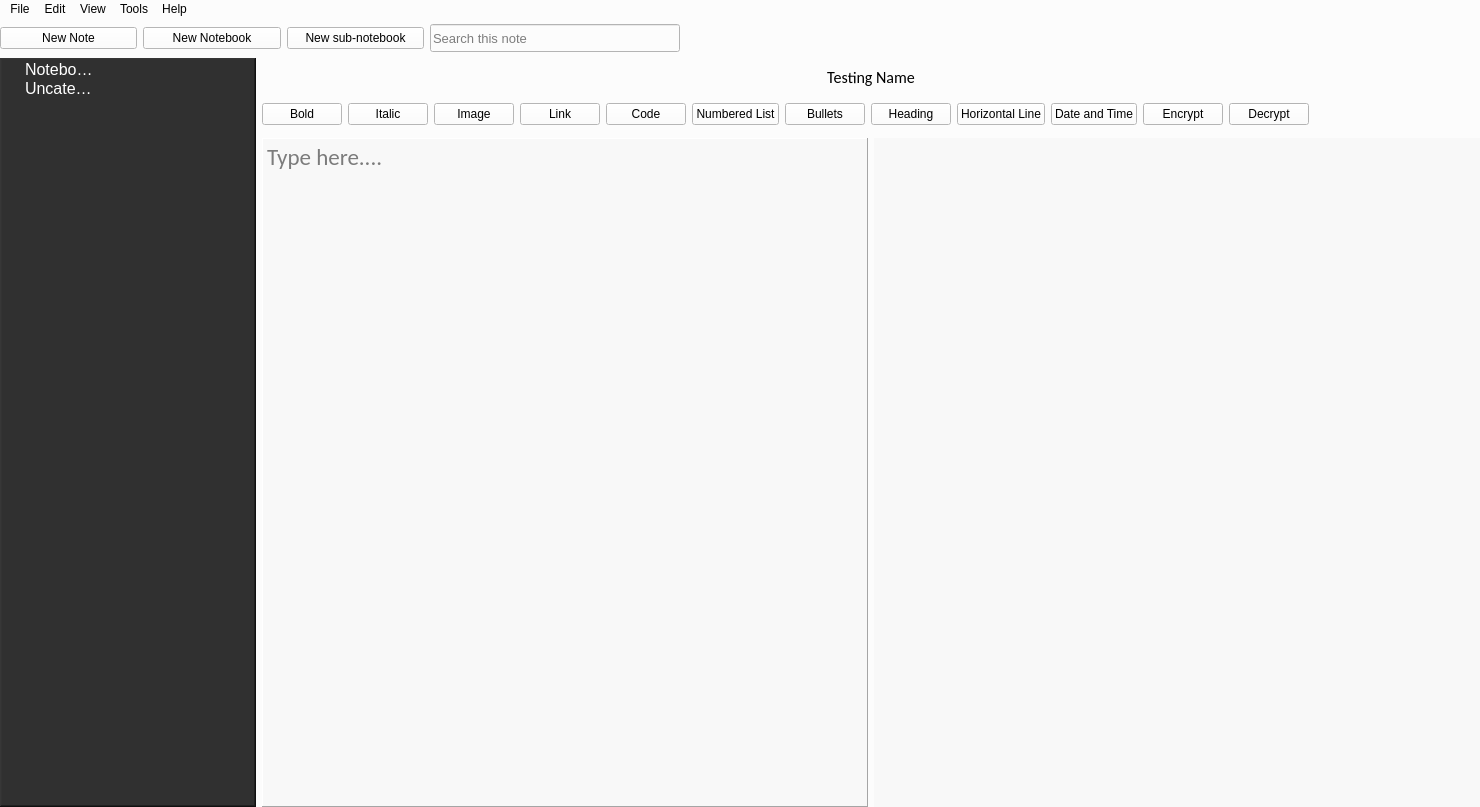
Old version of the form Application/GUIs/UI_files/mainWindowPTE.ui in the repository sarvagyab/Groot.
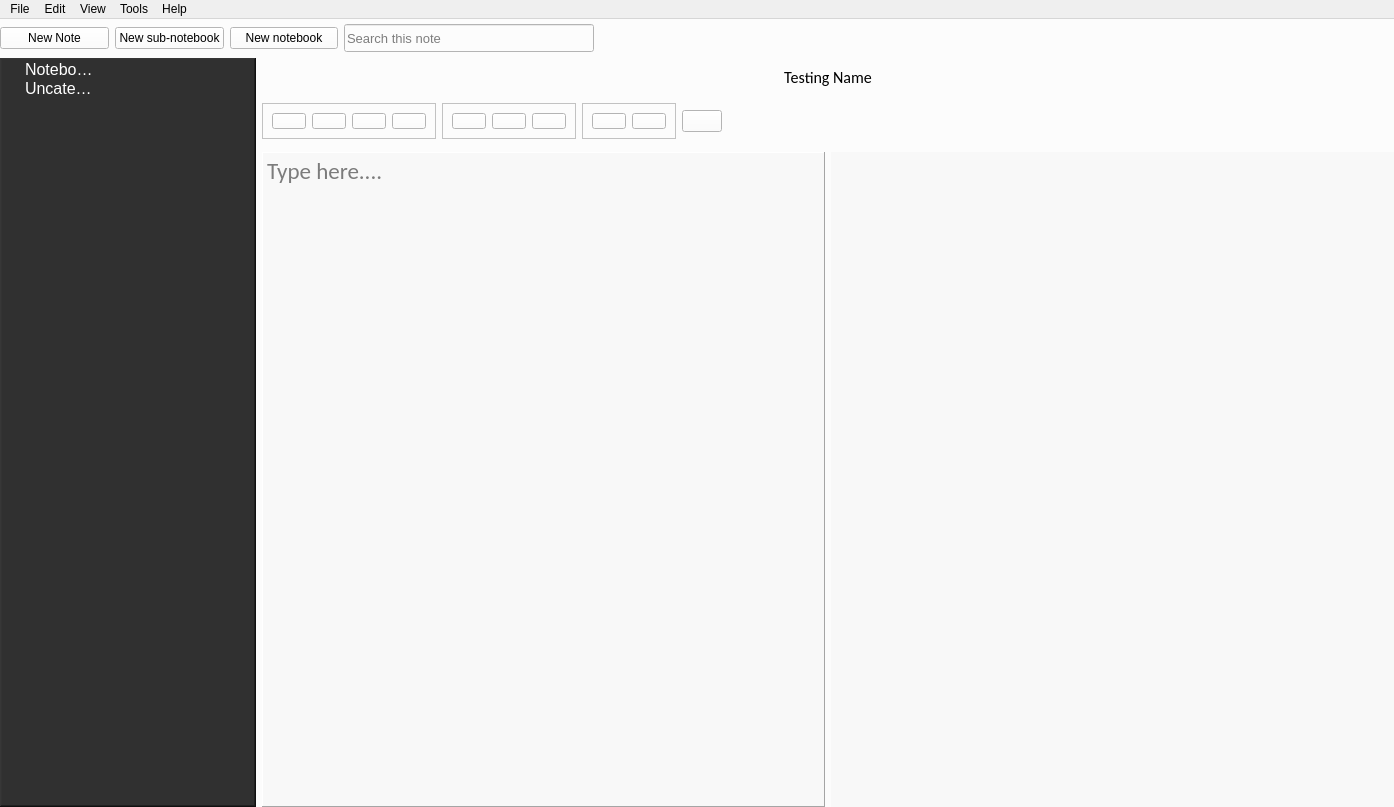
New version of the form. Icons and pictures are not drawn.

```diff
--- a/Application/GUIs/UI_files/mainWindowPTE.ui
+++ b/Application/GUIs/UI_files/mainWindowPTE.ui
@@ -6,7 +6,7 @@
    <rect>
     <x>0</x>
     <y>0</y>
-    <width>1480</width>
+    <width>1394</width>
     <height>807</height>
    </rect>
   </property>
@@ -20,7 +20,7 @@
    <string>Groot</string>
   </property>
   <property name="styleSheet">
-   <string notr="true">background-color: rgba(252, 252, 252, 252);</string>
+   <string notr="true"/>
   </property>
   <widget class="QWidget" name="centralwidget">
    <property name="styleSheet">
@@ -101,29 +101,9 @@
             <property name="text">
              <string>New Note</string>
             </property>
-           </widget>
-          </item>
-          <item>
-           <widget class="QPushButton" name="newNotebook">
-            <property name="sizePolicy">
-             <sizepolicy hsizetype="Preferred" vsizetype="Fixed">
-              <horstretch>0</horstretch>
-              <verstretch>0</verstretch>
-             </sizepolicy>
-            </property>
-            <property name="minimumSize">
-             <size>
-              <width>0</width>
-              <height>0</height>
-             </size>
-            </property>
-            <property name="styleSheet">
-             <string notr="true">background-color: rgb(255, 255, 255);
-
-</string>
-            </property>
-            <property name="text">
-             <string>New Notebook</string>
+            <property name="icon">
+             <iconset resource="../../../resource.qrc">
+              <normaloff>:/icons/Icons/16x16/doc_new.png</normaloff>:/icons/Icons/16x16/doc_new.png</iconset>
             </property>
            </widget>
           </item>
@@ -147,6 +127,38 @@
             <property name="text">
              <string>New sub-notebook</string>
             </property>
+            <property name="icon">
+             <iconset resource="../../../resource.qrc">
+              <normaloff>:/icons/Icons/16x16/subfolder.png</normaloff>:/icons/Icons/16x16/subfolder.png</iconset>
+            </property>
+           </widget>
+          </item>
+          <item>
+           <widget class="QPushButton" name="newNotebook">
+            <property name="sizePolicy">
+             <sizepolicy hsizetype="Preferred" vsizetype="Fixed">
+              <horstretch>0</horstretch>
+              <verstretch>0</verstretch>
+             </sizepolicy>
+            </property>
+            <property name="minimumSize">
+             <size>
+              <width>0</width>
+              <height>0</height>
+             </size>
+            </property>
+            <property name="styleSheet">
+             <string notr="true">background-color: rgb(255, 255, 255);
+
+</string>
+            </property>
+            <property name="text">
+             <string>New notebook</string>
+            </property>
+            <property name="icon">
+             <iconset resource="../../../resource.qrc">
+              <normaloff>:/icons/Icons/16x16/folder_plus.png</normaloff>:/icons/Icons/16x16/folder_plus.png</iconset>
+            </property>
            </widget>
           </item>
           <item>
@@ -402,7 +414,7 @@
                 <bool>true</bool>
                </property>
                <property name="sizePolicy">
-                <sizepolicy hsizetype="Preferred" vsizetype="Fixed">
+                <sizepolicy hsizetype="Minimum" vsizetype="Maximum">
                  <horstretch>0</horstretch>
                  <verstretch>0</verstretch>
                 </sizepolicy>
@@ -433,128 +445,331 @@
                  <number>0</number>
                 </property>
                 <item>
-                 <widget class="QPushButton" name="pushButton_5">
+                 <widget class="QFrame" name="formatFrame">
                   <property name="styleSheet">
-                   <string notr="true">background-color: rgb(255, 255, 255);</string>
+                   <string notr="true">margin:0px;padding:0px;</string>
                   </property>
-                  <property name="text">
-                   <string>Bold</string>
+                  <property name="frameShape">
+                   <enum>QFrame::StyledPanel</enum>
                   </property>
-                 </widget>
-                </item>
-                <item>
-                 <widget class="QPushButton" name="pushButton_4">
-                  <property name="styleSheet">
-                   <string notr="true">background-color: rgb(255, 255, 255);</string>
+                  <property name="frameShadow">
+                   <enum>QFrame::Raised</enum>
                   </property>
-                  <property name="text">
-                   <string>Italic</string>
-                  </property>
+                  <layout class="QHBoxLayout" name="horizontalLayout_7">
+                   <item>
+                    <widget class="QPushButton" name="boldButton">
+                     <property name="sizePolicy">
+                      <sizepolicy hsizetype="Minimum" vsizetype="Fixed">
+                       <horstretch>0</horstretch>
+                       <verstretch>0</verstretch>
+                      </sizepolicy>
+                     </property>
+                     <property name="cursor">
+                      <cursorShape>PointingHandCursor</cursorShape>
+                     </property>
+                     <property name="focusPolicy">
+                      <enum>Qt::StrongFocus</enum>
+                     </property>
+                     <property name="toolTip">
+                      <string>Bold</string>
+                     </property>
+                     <property name="styleSheet">
+                      <string notr="true"/>
+                     </property>
+                     <property name="text">
+                      <string/>
+                     </property>
+                     <property name="icon">
+                      <iconset resource="../../../resource.qrc">
+                       <normaloff>:/icons/Icons/32x32/font_bold.png</normaloff>:/icons/Icons/32x32/font_bold.png</iconset>
+                     </property>
+                     <property name="iconSize">
+                      <size>
+                       <width>32</width>
+                       <height>32</height>
+                      </size>
+                     </property>
+                     <property name="autoExclusive">
+                      <bool>false</bool>
+                     </property>
+                    </widget>
+                   </item>
+                   <item>
+                    <widget class="QPushButton" name="italicButton">
+                     <property name="cursor">
+                      <cursorShape>PointingHandCursor</cursorShape>
+                     </property>
+                     <property name="toolTip">
+                      <string>Italic</string>
+                     </property>
+                     <property name="styleSheet">
+                      <string notr="true"/>
+                     </property>
+                     <property name="text">
+                      <string/>
+                     </property>
+                     <property name="icon">
+                      <iconset resource="../../../resource.qrc">
+                       <normaloff>:/icons/Icons/32x32/font_italic.png</normaloff>:/icons/Icons/32x32/font_italic.png</iconset>
+                     </property>
+                     <property name="iconSize">
+                      <size>
+                       <width>32</width>
+                       <height>32</height>
+                      </size>
+                     </property>
+                    </widget>
+                   </item>
+                   <item>
+                    <widget class="QPushButton" name="numberedList">
+                     <property name="cursor">
+                      <cursorShape>PointingHandCursor</cursorShape>
+                     </property>
+                     <property name="toolTip">
+                      <string>Numbered list</string>
+                     </property>
+                     <property name="styleSheet">
+                      <string notr="true"/>
+                     </property>
+                     <property name="text">
+                      <string/>
+                     </property>
+                     <property name="icon">
+                      <iconset resource="../../../resource.qrc">
+                       <normaloff>:/icons/Icons/32x32/numbered_list.png</normaloff>:/icons/Icons/32x32/numbered_list.png</iconset>
+                     </property>
+                     <property name="iconSize">
+                      <size>
+                       <width>32</width>
+                       <height>32</height>
+                      </size>
+                     </property>
+                    </widget>
+                   </item>
+                   <item>
+                    <widget class="QPushButton" name="bullets">
+                     <property name="cursor">
+                      <cursorShape>PointingHandCursor</cursorShape>
+                     </property>
+                     <property name="focusPolicy">
+                      <enum>Qt::ClickFocus</enum>
+                     </property>
+                     <property name="toolTip">
+                      <string>Bullets</string>
+                     </property>
+                     <property name="styleSheet">
+                      <string notr="true"/>
+                     </property>
+                     <property name="text">
+                      <string/>
+                     </property>
+                     <property name="icon">
+                      <iconset resource="../../../resource.qrc">
+                       <normaloff>:/icons/Icons/32x32/bullets.png</normaloff>:/icons/Icons/32x32/bullets.png</iconset>
+                     </property>
+                     <property name="iconSize">
+                      <size>
+                       <width>32</width>
+                       <height>32</height>
+                      </size>
+                     </property>
+                     <property name="checkable">
+                      <bool>false</bool>
+                     </property>
+                     <property name="default">
+                      <bool>false</bool>
+                     </property>
+                     <property name="flat">
+                      <bool>false</bool>
+                     </property>
+                    </widget>
+                   </item>
+                  </layout>
                  </widget>
                 </item>
                 <item>
-                 <widget class="QPushButton" name="pushButton_3">
+                 <widget class="QFrame" name="insertFrame">
                   <property name="styleSheet">
-                   <string notr="true">background-color: rgb(255, 255, 255);
-
-</string>
+                   <string notr="true">margin:0px;padding:0px;</string>
                   </property>
-                  <property name="text">
-                   <string>Image</string>
+                  <property name="frameShape">
+                   <enum>QFrame::StyledPanel</enum>
                   </property>
-                 </widget>
-                </item>
-                <item>
-                 <widget class="QPushButton" name="link">
-                  <property name="styleSheet">
-                   <string notr="true">background-color: rgb(255, 255, 255);</string>
+                  <property name="frameShadow">
+                   <enum>QFrame::Raised</enum>
                   </property>
-                  <property name="text">
-                   <string>Link</string>
-                  </property>
+                  <layout class="QHBoxLayout" name="horizontalLayout_8">
+                   <item>
+                    <widget class="QPushButton" name="link">
+                     <property name="cursor">
+                      <cursorShape>PointingHandCursor</cursorShape>
+                     </property>
+                     <property name="toolTip">
+                      <string>Insert link</string>
+                     </property>
+                     <property name="styleSheet">
+                      <string notr="true"/>
+                     </property>
+                     <property name="text">
+                      <string/>
+                     </property>
+                     <property name="icon">
+                      <iconset resource="../../../resource.qrc">
+                       <normaloff>:/icons/Icons/32x32/link.png</normaloff>:/icons/Icons/32x32/link.png</iconset>
+                     </property>
+                     <property name="iconSize">
+                      <size>
+                       <width>32</width>
+                       <height>32</height>
+                      </size>
+                     </property>
+                    </widget>
+                   </item>
+                   <item>
+                    <widget class="QPushButton" name="pushButton_3">
+                     <property name="cursor">
+                      <cursorShape>PointingHandCursor</cursorShape>
+                     </property>
+                     <property name="toolTip">
+                      <string>Insert image</string>
+                     </property>
+                     <property name="styleSheet">
+                      <string notr="true"/>
+                     </property>
+                     <property name="text">
+                      <string/>
+                     </property>
+                     <property name="icon">
+                      <iconset resource="../../../resource.qrc">
+                       <normaloff>:/icons/Icons/32x32/image.png</normaloff>:/icons/Icons/32x32/image.png</iconset>
+                     </property>
+                     <property name="iconSize">
+                      <size>
+                       <width>32</width>
+                       <height>32</height>
+                      </size>
+                     </property>
+                    </widget>
+                   </item>
+                   <item>
+                    <widget class="QPushButton" name="code">
+                     <property name="cursor">
+                      <cursorShape>PointingHandCursor</cursorShape>
+                     </property>
+                     <property name="toolTip">
+                      <string>Insert code</string>
+                     </property>
+                     <property name="styleSheet">
+                      <string notr="true"/>
+                     </property>
+                     <property name="text">
+                      <string/>
+                     </property>
+                     <property name="icon">
+                      <iconset resource="../../../resource.qrc">
+                       <normaloff>:/icons/Icons/32x32/brackets.png</normaloff>:/icons/Icons/32x32/brackets.png</iconset>
+                     </property>
+                     <property name="iconSize">
+                      <size>
+                       <width>32</width>
+                       <height>32</height>
+                      </size>
+                     </property>
+                    </widget>
+                   </item>
+                  </layout>
                  </widget>
                 </item>
                 <item>
-                 <widget class="QPushButton" name="code">
+                 <widget class="QFrame" name="encryptionFrame">
                   <property name="styleSheet">
-                   <string notr="true">background-color: rgb(255, 255, 255);</string>
+                   <string notr="true">margin:0px;padding:0px;</string>
                   </property>
-                  <property name="text">
-                   <string>Code</string>
+                  <property name="frameShape">
+                   <enum>QFrame::StyledPanel</enum>
                   </property>
-                 </widget>
-                </item>
-                <item>
-                 <widget class="QPushButton" name="numberedList">
-                  <property name="styleSheet">
-                   <string notr="true">background-color: rgb(255, 255, 255);</string>
+                  <property name="frameShadow">
+                   <enum>QFrame::Raised</enum>
                   </property>
-                  <property name="text">
-                   <string>Numbered List</string>
-                  </property>
-                 </widget>
-                </item>
-                <item>
-                 <widget class="QPushButton" name="bullets">
-                  <property name="styleSheet">
-                   <string notr="true">background-color: rgb(255, 255, 255);</string>
-                  </property>
-                  <property name="text">
-                   <string>Bullets</string>
-                  </property>
-                  <property name="checkable">
-                   <bool>false</bool>
-                  </property>
-                  <property name="default">
-                   <bool>false</bool>
-                  </property>
-                  <property name="flat">
-                   <bool>false</bool>
-                  </property>
-                 </widget>
-                </item>
-                <item>
-                 <widget class="QPushButton" name="heading">
-                  <property name="styleSheet">
-                   <string notr="true">background-color: rgb(255, 255, 255);</string>
-                  </property>
-                  <property name="text">
-                   <string>Heading</string>
-                  </property>
-                 </widget>
-                </item>
-                <item>
-                 <widget class="QPushButton" name="horizaontalRule">
-                  <property name="styleSheet">
-                   <string notr="true">background-color: rgb(255, 255, 255);</string>
-                  </property>
-                  <property name="text">
-                   <string>Horizontal Line</string>
-                  </property>
+                  <layout class="QHBoxLayout" name="horizontalLayout_9">
+                   <item>
+                    <widget class="QPushButton" name="encryptionButton">
+                     <property name="cursor">
+                      <cursorShape>PointingHandCursor</cursorShape>
+                     </property>
+                     <property name="toolTip">
+                      <string>Encrypt note</string>
+                     </property>
+                     <property name="styleSheet">
+                      <string notr="true"/>
+                     </property>
+                     <property name="text">
+                      <string/>
+                     </property>
+                     <property name="icon">
+                      <iconset resource="../../../resource.qrc">
+                       <normaloff>:/icons/Icons/32x32/encrypt.png</normaloff>:/icons/Icons/32x32/encrypt.png</iconset>
+                     </property>
+                     <property name="iconSize">
+                      <size>
+                       <width>32</width>
+                       <height>32</height>
+                      </size>
+                     </property>
+                     <property name="checkable">
+                      <bool>true</bool>
+                     </property>
+                     <property name="checked">
+                      <bool>false</bool>
+                     </property>
+                    </widget>
+                   </item>
+                   <item>
+                    <widget class="QPushButton" name="decryptionButton">
+                     <property name="cursor">
+                      <cursorShape>PointingHandCursor</cursorShape>
+                     </property>
+                     <property name="toolTip">
+                      <string>Decrypt note</string>
+                     </property>
+                     <property name="styleSheet">
+                      <string notr="true"/>
+                     </property>
+                     <property name="text">
+                      <string/>
+                     </property>
+                     <property name="icon">
+                      <iconset resource="../../../resource.qrc">
+                       <normaloff>:/icons/Icons/32x32/decrypt.png</normaloff>:/icons/Icons/32x32/decrypt.png</iconset>
+                     </property>
+                     <property name="iconSize">
+                      <size>
+                       <width>32</width>
+                       <height>32</height>
+                      </size>
+                     </property>
+                    </widget>
+                   </item>
+                  </layout>
                  </widget>
                 </item>
                 <item>
                  <widget class="QPushButton" name="dateTime">
                   <property name="styleSheet">
-                   <string notr="true">background-color: rgb(255, 255, 255);
-</string>
+                   <string notr="true"/>
                   </property>
                   <property name="text">
-                   <string>Date and Time</string>
+                   <string/>
                   </property>
-                 </widget>
-                </item>
-                <item>
-                 <widget class="QPushButton" name="encryptionButton">
-                  <property name="text">
-                   <string>Encrypt</string>
+                  <property name="icon">
+                   <iconset resource="../../../resource.qrc">
+                    <normaloff>:/icons/Icons/32x32/clock.png</normaloff>:/icons/Icons/32x32/clock.png</iconset>
                   </property>
-                 </widget>
-                </item>
-                <item>
-                 <widget class="QPushButton" name="decryptionButton">
-                  <property name="text">
-                   <string>Decrypt</string>
+                  <property name="iconSize">
+                   <size>
+                    <width>32</width>
+                    <height>32</height>
+                   </size>
                   </property>
                  </widget>
                 </item>
@@ -563,6 +778,9 @@
                   <property name="orientation">
                    <enum>Qt::Horizontal</enum>
                   </property>
+                  <property name="sizeType">
+                   <enum>QSizePolicy::Expanding</enum>
+                  </property>
                   <property name="sizeHint" stdset="0">
                    <size>
                     <width>20</width>
@@ -685,7 +903,7 @@
     <rect>
      <x>0</x>
      <y>0</y>
-     <width>1480</width>
+     <width>1394</width>
      <height>26</height>
     </rect>
    </property>
```
Left out of the diff: 226 changed lines with no effect on the pictures.
